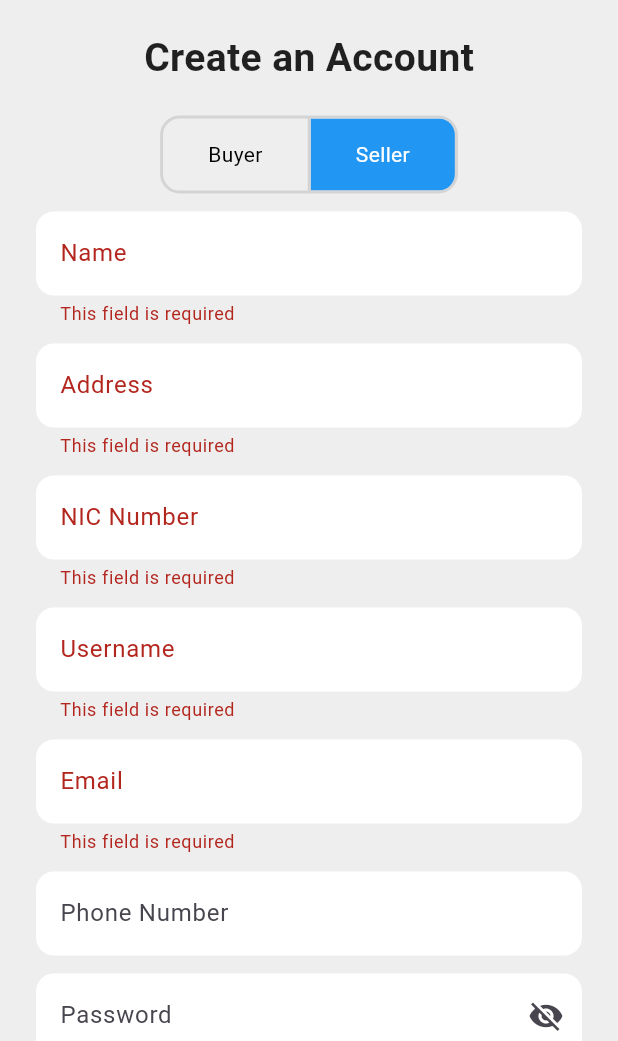
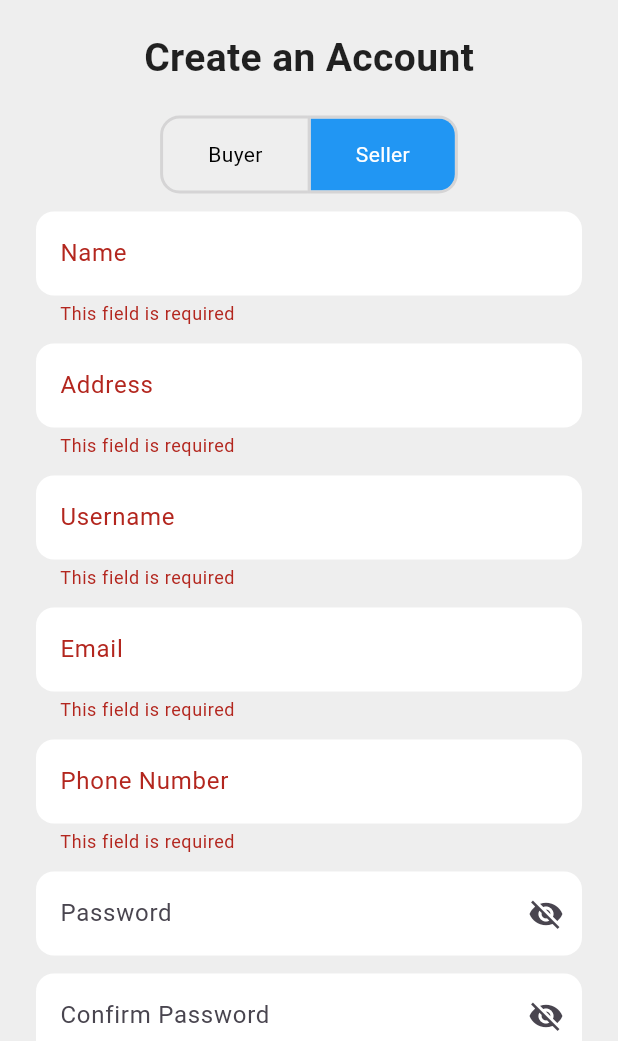
Before and after one commit to RensithUdara/gemhub_mobileapp, a Flutter app: the SignUpScreen screen opened directly, after a tap on "Register", after a tap on "Seller", on a phone screen of 412 x 824 dp, the part 195-1236 px from its top. Run offline on Flutter 3.47's test engine with Material 3 defaults, Android fonts, the phone set to English and light mode, and no system bars; our stand-ins replace animated_bottom_navigation_bar, carousel_slider, cloud_firestore, firebase_auth, firebase_core, firebase_storage and 4 more; accounts and stored records are empty.

Commit message:
refactor: improve code formatting and consistency in SignUpScreen

```diff
--- a/lib/screens/auth_screens/signup_screen.dart
+++ b/lib/screens/auth_screens/signup_screen.dart
@@ -2,10 +2,9 @@ import 'package:cloud_firestore/cloud_firestore.dart';
 import 'package:firebase_auth/firebase_auth.dart';
 import 'package:flutter/material.dart';
 import 'package:gemhub/screens/auth_screens/login_screen.dart';
-import 'package:gemhub/widget/custom_dialog.dart'; // Import the new dialog
 
 class SignUpScreen extends StatefulWidget {
-  const SignUpScreen({super.key});
+  const SignUpScreen({Key? key}) : super(key: key);
 
   @override
   State<SignUpScreen> createState() => _SignUpScreenState();
@@ -24,7 +23,6 @@ class _SignUpScreenState extends State<SignUpScreen> {
       TextEditingController();
   final TextEditingController emailController = TextEditingController();
   final TextEditingController phoneNumberController = TextEditingController();
-  final TextEditingController nicController = TextEditingController();
 
   final FirebaseFirestore _firestore = FirebaseFirestore.instance;
   final FirebaseAuth _auth = FirebaseAuth.instance;
@@ -34,17 +32,15 @@ class _SignUpScreenState extends State<SignUpScreen> {
     if (!_formKey.currentState!.validate()) return;
 
     if (passwordController.text != confirmPasswordController.text) {
-      _showCustomDialog(
-        title: 'Error',
-        message: 'Passwords do not match!',
-        isError: true,
+      ScaffoldMessenger.of(context).showSnackBar(
+        const SnackBar(content: Text("Passwords do not match!")),
       );
       return;
     }
 
     try {
-      UserCredential userCredential =
-          await _auth.createUserWithEmailAndPassword(
+      // Create user with Firebase Authentication
+      UserCredential userCredential = await _auth.createUserWithEmailAndPassword(
         email: emailController.text.trim(),
         password: passwordController.text.trim(),
       );
@@ -54,87 +50,51 @@ class _SignUpScreenState extends State<SignUpScreen> {
         throw Exception("Failed to retrieve user ID after sign-up");
       }
 
+      // Prepare user data for Firestore
       Map<String, dynamic> userData = {
         'firebaseUid': userId,
         'username': usernameController.text.trim(),
         'email': emailController.text.trim(),
         'phoneNumber': phoneNumberController.text.trim(),
         'role': isBuyer ? 'buyer' : 'seller',
-        'isActive': isBuyer ? true : false,
       };
 
       if (!isBuyer) {
         userData.addAll({
           'displayName': displayNameController.text.trim(),
           'address': addressController.text.trim(),
-          'nicNumber': nicController.text.trim(),
         });
       }
 
+      // Write to the appropriate Firestore collection
       final String collectionName = isBuyer ? 'buyers' : 'sellers';
       await _firestore.collection(collectionName).doc(userId).set(userData);
 
-      if (!isBuyer) {
-        _showActivationDialog();
-      } else {
-        _showCustomDialog(
-          title: 'Success',
-          message: 'User registered successfully!',
-          onConfirm: () => Navigator.pushReplacement(
-            context,
-            MaterialPageRoute(builder: (context) => const LoginScreen()),
-          ),
-        );
-      }
+      // Show success message and navigate to login screen
+      ScaffoldMessenger.of(context).showSnackBar(
+        const SnackBar(content: Text("User registered successfully!")),
+      );
+      Navigator.pushReplacement(
+        context,
+        MaterialPageRoute(builder: (context) => const LoginScreen()),
+      );
+    } on FirebaseAuthException catch (e) {
+      ScaffoldMessenger.of(context).showSnackBar(
+        SnackBar(content: Text("Authentication Error: ${e.message}")),
+      );
+    } on FirebaseException catch (e) {
+      ScaffoldMessenger.of(context).showSnackBar(
+        SnackBar(content: Text("Firestore Error: ${e.message}")),
+      );
     } catch (e) {
-      _showCustomDialog(
-        title: 'Error',
-        message: 'Error: $e',
-        isError: true,
+      ScaffoldMessenger.of(context).showSnackBar(
+        SnackBar(content: Text("Unexpected Error: $e")),
       );
     }
   }
 
-  void _showActivationDialog() {
-    showDialog(
-      context: context,
-      barrierDismissible: false,
-      builder: (BuildContext context) {
-        return CustomDialog(
-          title: 'Account Created',
-          message:
-              'Your seller account has been created but is currently disabled. Please send your NIC photo and business registration to:\n\nWhatsApp: +94761155638\nEmail: gemhubmobile@gmail.com\n\nThe Admin will review and enable your account.',
-          onConfirm: () => Navigator.pushReplacement(
-            context,
-            MaterialPageRoute(builder: (context) => const LoginScreen()),
-          ),
-        );
-      },
-    );
-  }
-
-  void _showCustomDialog({
-    required String title,
-    required String message,
-    VoidCallback? onConfirm,
-    bool isError = false,
-  }) {
-    showDialog(
-      context: context,
-      builder: (BuildContext context) {
-        return CustomDialog(
-          title: title,
-          message: message,
-          onConfirm: onConfirm,
-          isError: isError,
-        );
-      },
-    );
-  }
-
   @override
   Widget build(BuildContext context) {
-    // ... (Rest of the build method remains unchanged)
     return Scaffold(
       backgroundColor: Colors.grey[200],
       body: Center(
@@ -160,7 +120,6 @@ class _SignUpScreenState extends State<SignUpScreen> {
                 _roleSelector(),
                 if (!isBuyer) _customTextField('Name', displayNameController),
                 if (!isBuyer) _customTextField('Address', addressController),
-                if (!isBuyer) _customTextField('NIC Number', nicController),
                 _customTextField('Username', usernameController),
                 _customTextField('Email', emailController),
                 _customTextField('Phone Number', phoneNumberController,
@@ -237,11 +196,10 @@ class _SignUpScreenState extends State<SignUpScreen> {
           ),
           suffixIcon: isPassword
               ? IconButton(
-                  icon: Icon((label == 'Password'
-                          ? isPasswordVisible
-                          : isConfirmPasswordVisible)
-                      ? Icons.visibility
-                      : Icons.visibility_off),
+                  icon: Icon(
+                      (label == 'Password' ? isPasswordVisible : isConfirmPasswordVisible)
+                          ? Icons.visibility
+                          : Icons.visibility_off),
                   onPressed: () => setState(() {
                     if (label == 'Password') {
                       isPasswordVisible = !isPasswordVisible;
@@ -267,7 +225,6 @@ class _SignUpScreenState extends State<SignUpScreen> {
     confirmPasswordController.dispose();
     emailController.dispose();
     phoneNumberController.dispose();
-    nicController.dispose();
     super.dispose();
   }
 }
```
